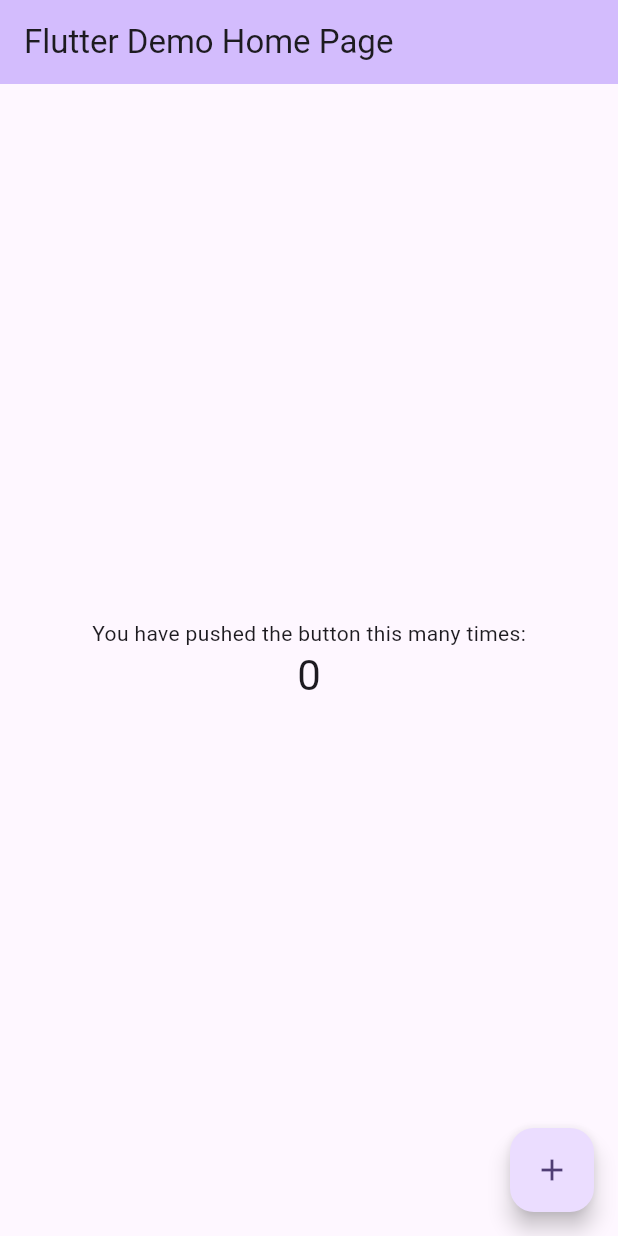
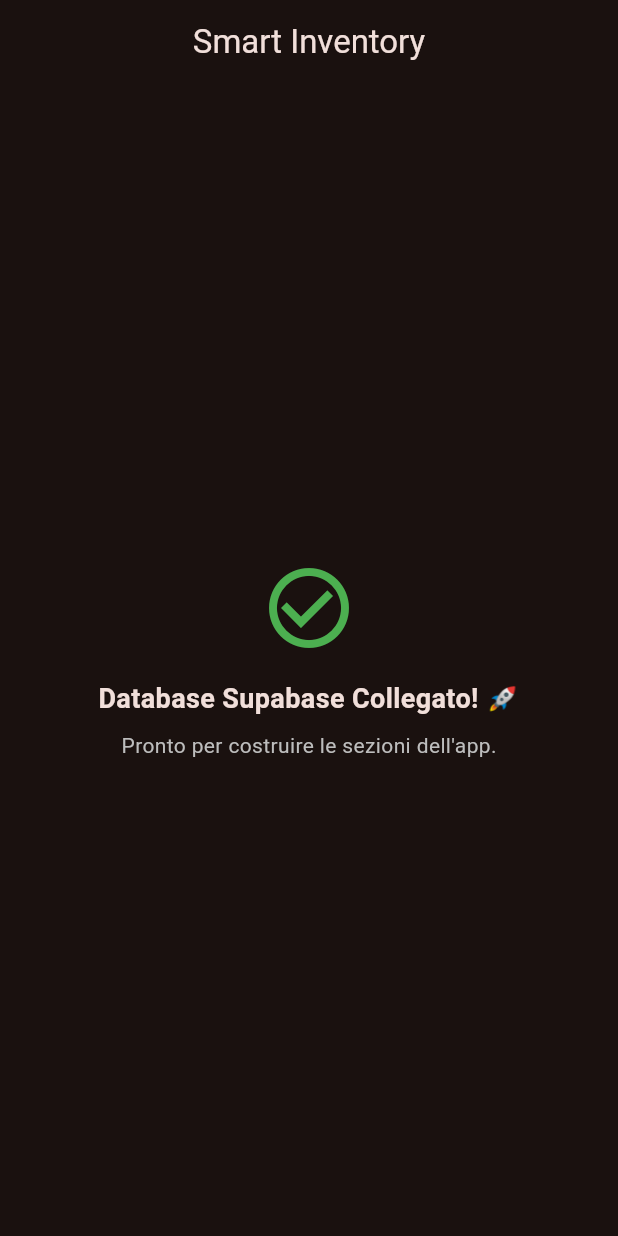
Before and after one commit to ArmandoFerlanti/smart_inventory, a Flutter app: the screen it shows after launch, on a phone screen of 412 x 824 dp. Run offline on Flutter 3.47's test engine with Material 3 defaults, Android fonts, the light colour scheme and no system bars; our stand-ins replace supabase_flutter; accounts and stored records are empty.

Commit message:
connessione supabase completata e verificata

```diff
--- a/lib/main.dart
+++ b/lib/main.dart
@@ -1,122 +1,70 @@
 import 'package:flutter/material.dart';
+import 'package:supabase_flutter/supabase_flutter.dart';
 
-void main() {
+void main() async {
+  WidgetsFlutterBinding.ensureInitialized();
+
+  // Inizializzazione di Supabase con il Project URL
+  await Supabase.initialize(
+    url: 'https://siazgzcueknboxbbjwnr.supabase.co',
+    anonKey: 'sb_publishable_0ry-H1OtcoOQ1hID234TLQ_dQ2BrliU',
+  );
+
   runApp(const MyApp());
 }
 
 class MyApp extends StatelessWidget {
   const MyApp({super.key});
 
-  // This widget is the root of your application.
   @override
   Widget build(BuildContext context) {
     return MaterialApp(
-      title: 'Flutter Demo',
+      title: 'Smart Inventory',
+      debugShowCheckedModeBanner: false,
       theme: ThemeData(
-        // This is the theme of your application.
-        //
-        // TRY THIS: Try running your application with "flutter run". You'll see
-        // the application has a purple toolbar. Then, without quitting the app,
-        // try changing the seedColor in the colorScheme below to Colors.green
-        // and then invoke "hot reload" (save your changes or press the "hot
-        // reload" button in a Flutter-supported IDE, or press "r" if you used
-        // the command line to start the app).
-        //
-        // Notice that the counter didn't reset back to zero; the application
-        // state is not lost during the reload. To reset the state, use hot
-        // restart instead.
-        //
-        // This works for code too, not just values: Most code changes can be
-        // tested with just a hot reload.
-        colorScheme: .fromSeed(seedColor: Colors.deepPurple),
+        colorScheme: ColorScheme.fromSeed(
+          seedColor: Colors.deepOrange,
+          brightness: Brightness.dark,
+        ),
+        useMaterial3: true,
       ),
-      home: const MyHomePage(title: 'Flutter Demo Home Page'),
+      home: const HomeScreen(),
     );
   }
 }
 
-class MyHomePage extends StatefulWidget {
-  const MyHomePage({super.key, required this.title});
-
-  // This widget is the home page of your application. It is stateful, meaning
-  // that it has a State object (defined below) that contains fields that affect
-  // how it looks.
-
-  // This class is the configuration for the state. It holds the values (in this
-  // case the title) provided by the parent (in this case the App widget) and
-  // used by the build method of the State. Fields in a Widget subclass are
-  // always marked "final".
-
-  final String title;
-
-  @override
-  State<MyHomePage> createState() => _MyHomePageState();
-}
-
-class _MyHomePageState extends State<MyHomePage> {
-  int _counter = 0;
-
-  void _incrementCounter() {
-    setState(() {
-      // This call to setState tells the Flutter framework that something has
-      // changed in this State, which causes it to rerun the build method below
-      // so that the display can reflect the updated values. If we changed
-      // _counter without calling setState(), then the build method would not be
-      // called again, and so nothing would appear to happen.
-      _counter++;
-    });
-  }
+class HomeScreen extends StatelessWidget {
+  const HomeScreen({super.key});
 
   @override
   Widget build(BuildContext context) {
-    // This method is rerun every time setState is called, for instance as done
-    // by the _incrementCounter method above.
-    //
-    // The Flutter framework has been optimized to make rerunning build methods
-    // fast, so that you can just rebuild anything that needs updating rather
-    // than having to individually change instances of widgets.
     return Scaffold(
       appBar: AppBar(
-        // TRY THIS: Try changing the color here to a specific color (to
-        // Colors.amber, perhaps?) and trigger a hot reload to see the AppBar
-        // change color while the other colors stay the same.
-        backgroundColor: Theme.of(context).colorScheme.inversePrimary,
-        // Here we take the value from the MyHomePage object that was created by
-        // the App.build method, and use it to set our appbar title.
-        title: Text(widget.title),
+        title: const Text('Smart Inventory'),
+        centerTitle: true,
       ),
       body: Center(
-        // Center is a layout widget. It takes a single child and positions it
-        // in the middle of the parent.
         child: Column(
-          // Column is also a layout widget. It takes a list of children and
-          // arranges them vertically. By default, it sizes itself to fit its
-          // children horizontally, and tries to be as tall as its parent.
-          //
-          // Column has various properties to control how it sizes itself and
-          // how it positions its children. Here we use mainAxisAlignment to
-          // center the children vertically; the main axis here is the vertical
-          // axis because Columns are vertical (the cross axis would be
-          // horizontal).
-          //
-          // TRY THIS: Invoke "debug painting" (choose the "Toggle Debug Paint"
-          // action in the IDE, or press "p" in the console), to see the
-          // wireframe for each widget.
-          mainAxisAlignment: .center,
+          mainAxisAlignment: MainAxisAlignment.center,
           children: [
-            const Text('You have pushed the button this many times:'),
+            const Icon(
+              Icons.check_circle_outline,
+              color: Colors.green,
+              size: 64,
+            ),
+            const SizedBox(height: 16),
+            const Text(
+              'Database Supabase Collegato! 🚀',
+              style: TextStyle(fontSize: 18, fontWeight: FontWeight.bold),
+            ),
+            const SizedBox(height: 8),
             Text(
-              '$_counter',
-              style: Theme.of(context).textTheme.headlineMedium,
+              'Pronto per costruire le sezioni dell\'app.',
+              style: TextStyle(color: Colors.grey[400]),
             ),
           ],
         ),
       ),
-      floatingActionButton: FloatingActionButton(
-        onPressed: _incrementCounter,
-        tooltip: 'Increment',
-        child: const Icon(Icons.add),
-      ),
     );
   }
 }
--- a/pubspec.yaml
+++ b/pubspec.yaml
@@ -34,6 +34,9 @@
   # The following adds the Cupertino Icons font to your application.
   # Use with the CupertinoIcons class for iOS style icons.
   cupertino_icons: ^1.0.8
+  supabase_flutter: ^2.17.1
+  pdf: ^3.13.0
+  printing: ^5.15.0
 
 dev_dependencies:
   flutter_test:
```
Also changed, not shown: pubspec.lock, 5 other files.
